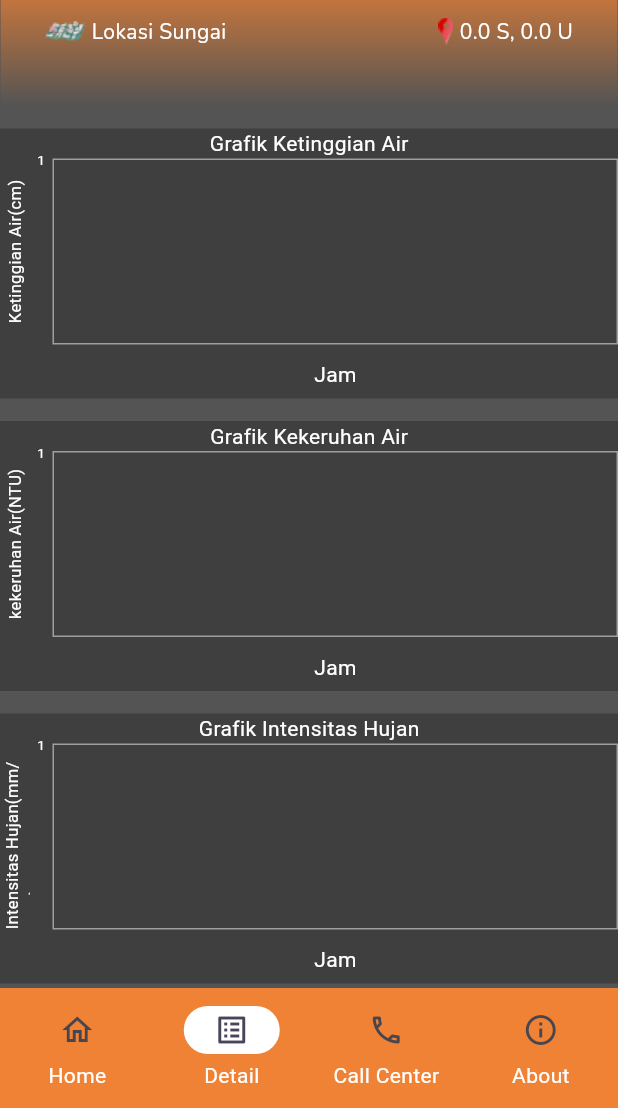
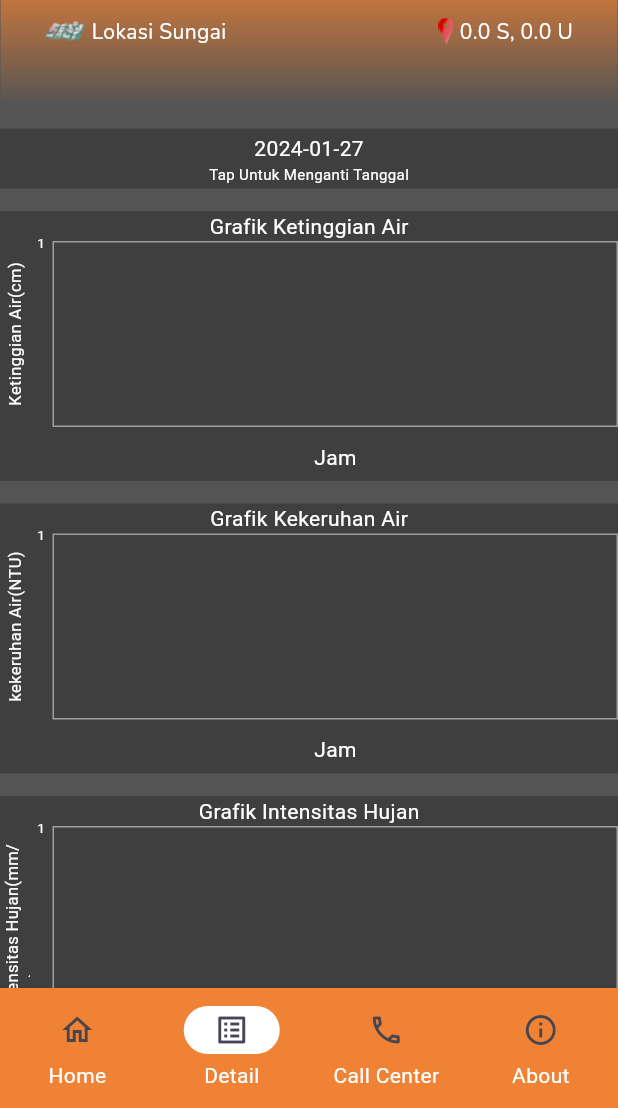
Before and after one commit to rizemmahendra/ta-ews-application, a Flutter app: the screen it shows after launch, item 2 of the bottom bar chosen, on a phone screen of 412 x 824 dp, the part 128-1236 px from its top. Run offline on Flutter 3.47's test engine with Material 3 defaults, Android fonts, the phone set to English and light mode, and no system bars; drawn by our look-alikes of fl_chart; our stand-ins replace bloc, cloud_firestore, dartz, device_info_plus, equatable, firebase_core and 3 more; missing offline and left inert: flutter_background_service, flutter_phone_direct_caller; accounts and stored records are empty; statements that could not run were skipped.

Commit message:
manambahkan datepicker di halaman detail

```diff
--- a/lib/main.dart
+++ b/lib/main.dart
@@ -28,8 +28,10 @@ class Main extends StatelessWidget {
   Widget build(BuildContext context) {
     return BlocProvider(
       create: (context) => DependecyInjection.sl<SungaiBloc>()
+        // ..idSungai = ''
         ..add(const GetDataSungai(idSungai: 'axBPVZsdXUAjFyWOlXnt'))
-        ..add(const GetDataHistorySensor('axBPVZsdXUAjFyWOlXnt', '2024-01-17')),
+        ..add(GetDataHistorySensor('axBPVZsdXUAjFyWOlXnt',
+            DateTime.now().toString().substring(0, 10))),
       child: MaterialApp(
         theme: ThemeData(
             textTheme: const TextTheme(
--- a/lib/presentation/bloc/sungai_bloc.dart
+++ b/lib/presentation/bloc/sungai_bloc.dart
@@ -1,4 +1,5 @@
 import 'dart:async';
+import 'dart:developer';
 
 import 'package:bloc/bloc.dart';
 import 'package:cloud_firestore/cloud_firestore.dart';
@@ -42,6 +43,11 @@ class SungaiBloc extends Bloc<SungaiBlocEvent, SungaiState> {
   final GetDataHistoryUseCase _dataHistoryUseCase;
   StreamSubscription<DocumentSnapshot<DataSensor>>? _streamSubscription;
 
+  String selectedDate = DateTime.now().toString().substring(0, 10);
+
+  // String _idSungai = '';
+  // set idSungai(String value) => _idSungai = value;
+
   FutureOr<void> _getListSungaiHandler(
       GetListSungai event, Emitter<SungaiState> emit) async {
     var result = await _listSungaiUseCase.exec();
@@ -80,8 +86,9 @@ class SungaiBloc extends Bloc<SungaiBlocEvent, SungaiState> {
   FutureOr<void> _getDataHistorySensor(
       GetDataHistorySensor event, Emitter<SungaiState> emit) async {
     emit(const GettingDataHistorySensor());
-    final result =
-        await _dataHistoryUseCase.exec(idSungai: event.id, tanggal: event.date);
+    log(selectedDate);
+    final result = await _dataHistoryUseCase.exec(
+        idSungai: event.id, tanggal: selectedDate);
     result.fold((l) => l, (r) {
       emit(LoadedDataHistorySensor(dataHistory: r));
     });
--- a/lib/presentation/detail/view/detail_view.dart
+++ b/lib/presentation/detail/view/detail_view.dart
@@ -1,66 +1,112 @@
-// ignore_for_file: prefer_const_constructors, prefer_const_literals_to_create_immutables
-
+// import 'dart:developer';
 import 'package:flutter/material.dart';
+import 'package:flutter_bloc/flutter_bloc.dart';
+import 'package:ta_ews_application/presentation/bloc/sungai_bloc.dart';
 import 'package:ta_ews_application/presentation/detail/widget/line_chart.dart';
 
-class DetailPage extends StatelessWidget {
+class DetailPage extends StatefulWidget {
   const DetailPage({super.key});
+
+  @override
+  State<DetailPage> createState() => _DetailPageState();
+}
+
+class _DetailPageState extends State<DetailPage> {
+  @override
+  void initState() {
+    // log(context.read<SungaiBloc>().selectedDate);
+    super.initState();
+  }
 
   @override
   Widget build(BuildContext context) {
     return Center(
       child: ListView(children: [
+        GestureDetector(
+          onTap: () {
+            showDatePicker(
+                    context: context,
+                    firstDate: DateTime(2024, 1, 17),
+                    currentDate: DateTime.now(),
+                    initialDate:
+                        DateTime.parse(context.read<SungaiBloc>().selectedDate),
+                    lastDate: DateTime.now())
+                .then((value) {
+              if (value != null) {
+                String date = value.toString().substring(0, 10);
+                context.read<SungaiBloc>().selectedDate = date;
+                context
+                    .read<SungaiBloc>()
+                    .add(GetDataHistorySensor('axBPVZsdXUAjFyWOlXnt', date));
+              }
+            });
+          },
+          child: Container(
+            margin: const EdgeInsets.only(top: 15),
+            width: double.infinity,
+            height: 40,
+            decoration: BoxDecoration(color: Colors.black.withOpacity(0.25)),
+            child:
+                Column(mainAxisAlignment: MainAxisAlignment.center, children: [
+              Text(context.watch<SungaiBloc>().selectedDate),
+              const Text(
+                'Tap Untuk Menganti Tanggal',
+                style: TextStyle(fontSize: 10),
+              )
+            ]),
+          ),
+        ),
         Container(
-          margin: EdgeInsets.only(top: 15),
+          margin: const EdgeInsets.only(top: 15),
           width: double.infinity,
           height: 180,
           decoration: BoxDecoration(color: Colors.black.withOpacity(0.25)),
           child: Column(children: [
-            Text(
+            const Text(
               'Grafik Ketinggian Air',
               style: TextStyle(color: Colors.white),
             ),
             Container(
               height: 150,
               width: double.infinity,
-              decoration: BoxDecoration(color: Colors.transparent),
-              child: LineChartWaterLevelWidget(),
+              decoration: const BoxDecoration(color: Colors.transparent),
+              child: const LineChartWaterLevelWidget(),
             )
           ]),
         ),
         Container(
-          margin: EdgeInsets.only(top: 15),
+          margin: const EdgeInsets.only(top: 15),
           width: double.infinity,
           height: 180,
           decoration: BoxDecoration(color: Colors.black.withOpacity(0.25)),
           child: Column(children: [
-            Text(
+            const Text(
               'Grafik Kekeruhan Air',
               style: TextStyle(color: Colors.white),
             ),
             Container(
               height: 150,
               width: double.infinity,
-              decoration: BoxDecoration(color: Colors.transparent),
-              child: LineChartTurbidityWidget(),
+              decoration: const BoxDecoration(color: Colors.transparent),
+              child: const LineChartTurbidityWidget(),
             )
           ]),
         ),
         Container(
-          margin: EdgeInsets.only(top: 15),
+          margin: const EdgeInsets.only(top: 15),
           width: double.infinity,
           height: 180,
           decoration: BoxDecoration(color: Colors.black.withOpacity(0.25)),
           child: Column(children: [
-            Text(
+            const Text(
               'Grafik Intensitas Hujan',
               style: TextStyle(color: Colors.white),
             ),
             Container(
               height: 150,
               width: double.infinity,
-              decoration: BoxDecoration(color: Colors.transparent),
-              child: LineChartRainWidget(),
+              decoration: const BoxDecoration(color: Colors.transparent),
+              child: const LineChartRainWidget(),
             )
           ]),
         )
--- a/lib/presentation/home/widget/status_widget.dart
+++ b/lib/presentation/home/widget/status_widget.dart
@@ -18,10 +18,13 @@ class StatusNodeWidget extends StatelessWidget {
             child: Column(
               children: [
                 const FittedBox(
-                  child: Text('Status Sungai'),
+                  child: Text(
+                    'Status Sungai',
+                    style: TextStyle(fontSize: 16),
+                  ),
                 ),
                 const SizedBox(
-                  height: 5,
+                  height: 2,
                 ),
                 SizedBox(
                   width: MediaQuery.of(context).size.width,
```
